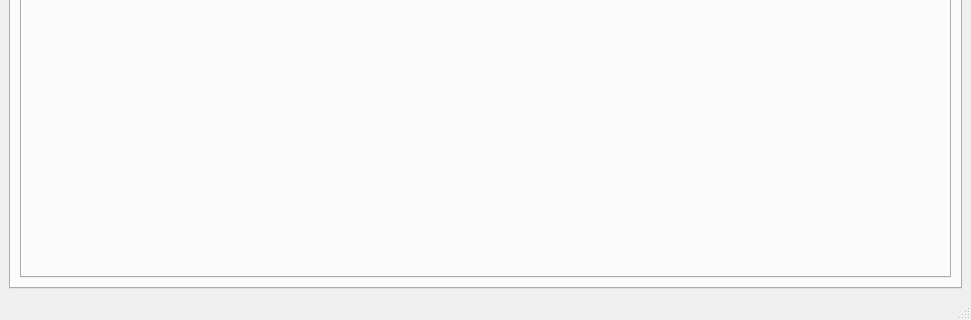
Qt form ui/main_window3.ui (JulienBrn/GUIAnalysis) before a commit; both pictures show x 0 to 971 and y 389 to 709 of the 971 by 709 pixel window.
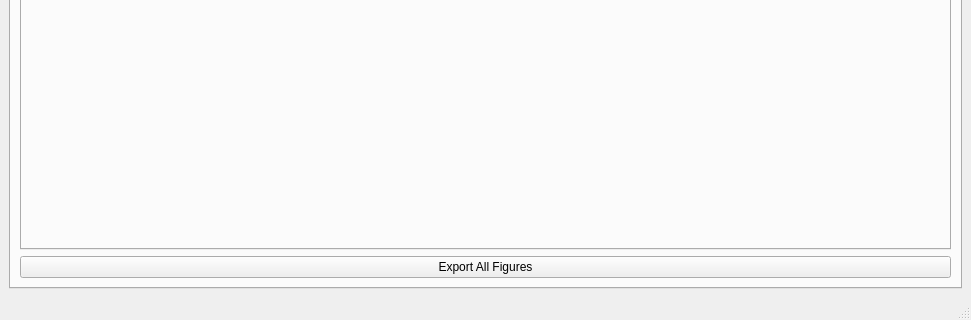
The same form after that commit. The open tabs and pages were chosen to show the change.

What changed in the file:
```diff
--- a/ui/main_window3.ui
+++ b/ui/main_window3.ui
@@ -214,6 +214,13 @@
           </property>
          </widget>
         </item>
+        <item>
+         <widget class="QPushButton" name="exportall">
+          <property name="text">
+           <string>Export All Figures</string>
+          </property>
+         </widget>
+        </item>
        </layout>
       </widget>
      </widget>
```
